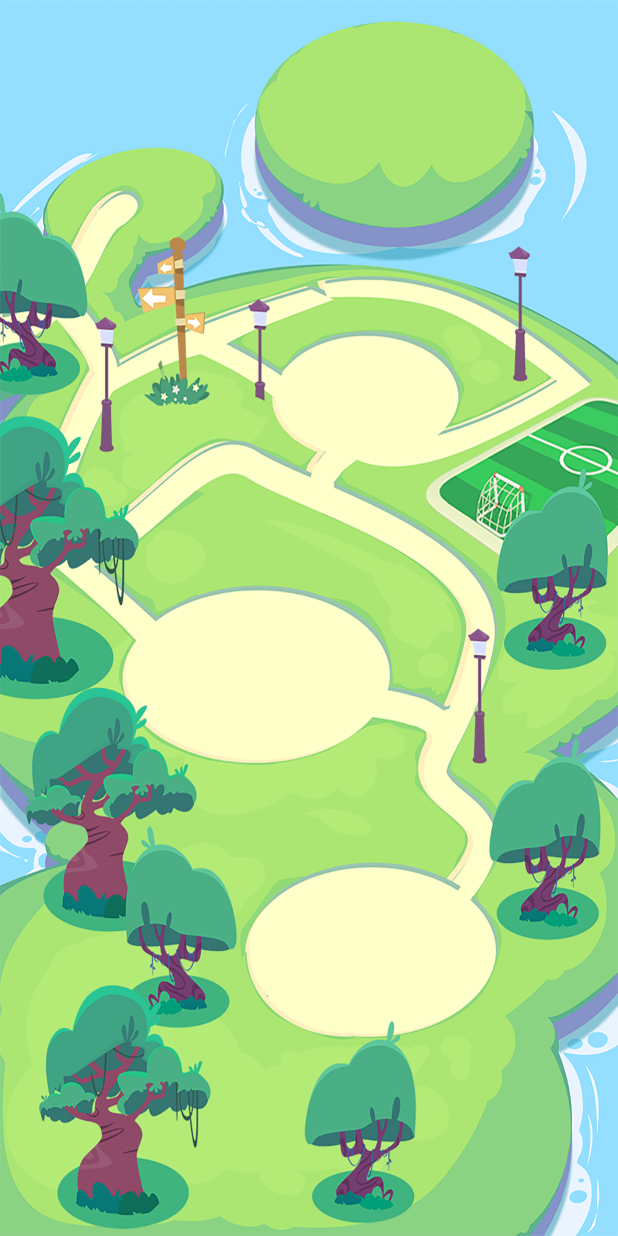
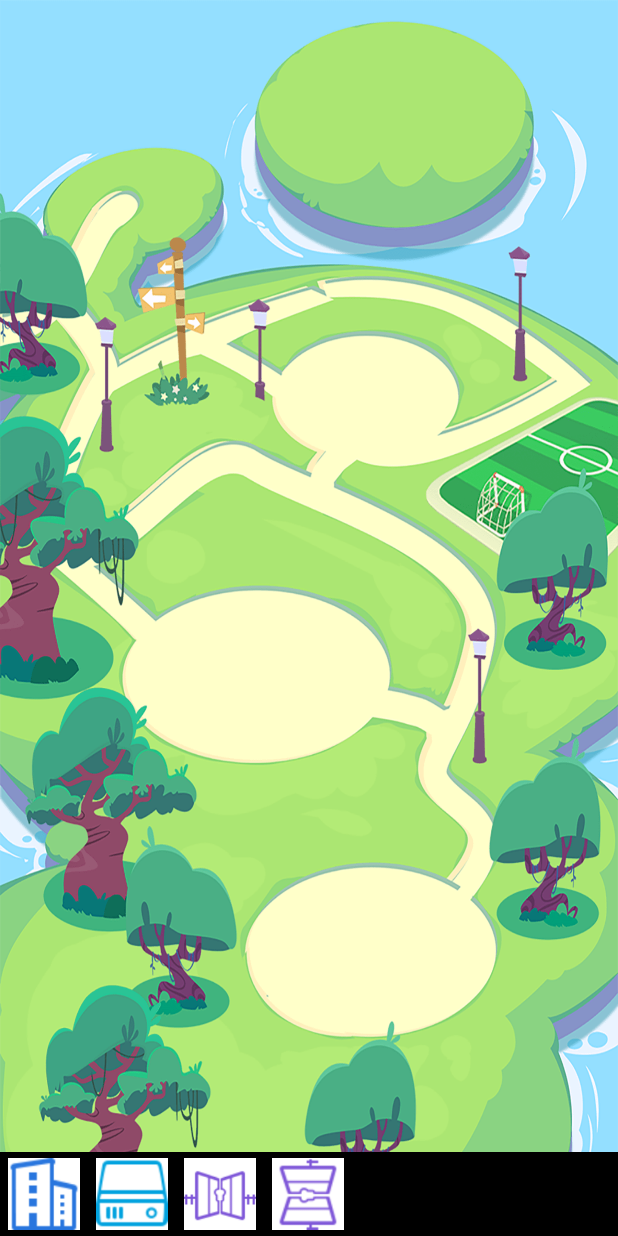
Before and after one commit to liuhao722/DragLayout, an Android app: the screen it shows after launch (MainActivity), on a phone screen of 412 x 824 dp. Run offline under Robolectric (Android 15) with nearby library versions, the light colour scheme and no system bars; libraries missing offline, so code that uses them is left out: com.nineoldandroids.animation, com.nineoldandroids.view.

Commit message:
初步完成demo

```diff
--- a/app/src/main/res/layout/activity_main.xml
+++ b/app/src/main/res/layout/activity_main.xml
@@ -13,5 +13,5 @@
     <include
         android:id="@+id/toolbar"
         layout="@layout/custom_navbar"
-        android:visibility="gone" />
+        android:visibility="visible" />
 </service.bind.test.draglayout.DragLayer>
```
